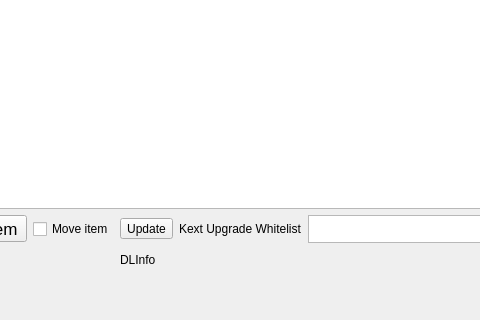
Old version of the form mainwindow.ui in the repository ic005k/OCAuxiliaryTools; both pictures show x 467 to 947 and y 435 to 755 of the 1484 by 755 pixel window.
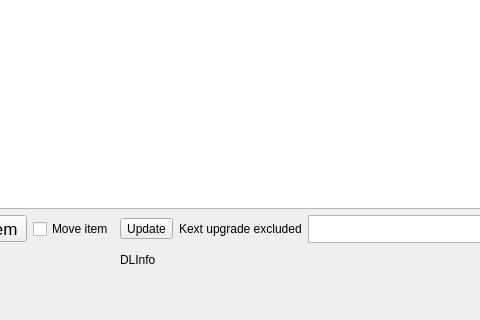
New version of the form. Icons and pictures are not drawn.

```diff
--- a/mainwindow.ui
+++ b/mainwindow.ui
@@ -2279,7 +2279,7 @@
             <item row="1" column="7">
              <widget class="QLabel" name="label_121">
               <property name="text">
-               <string>Kext Upgrade Whitelist</string>
+               <string>Kext upgrade excluded</string>
               </property>
              </widget>
             </item>
```
Left out of the diff: 6 changed lines with no effect on the pictures.
